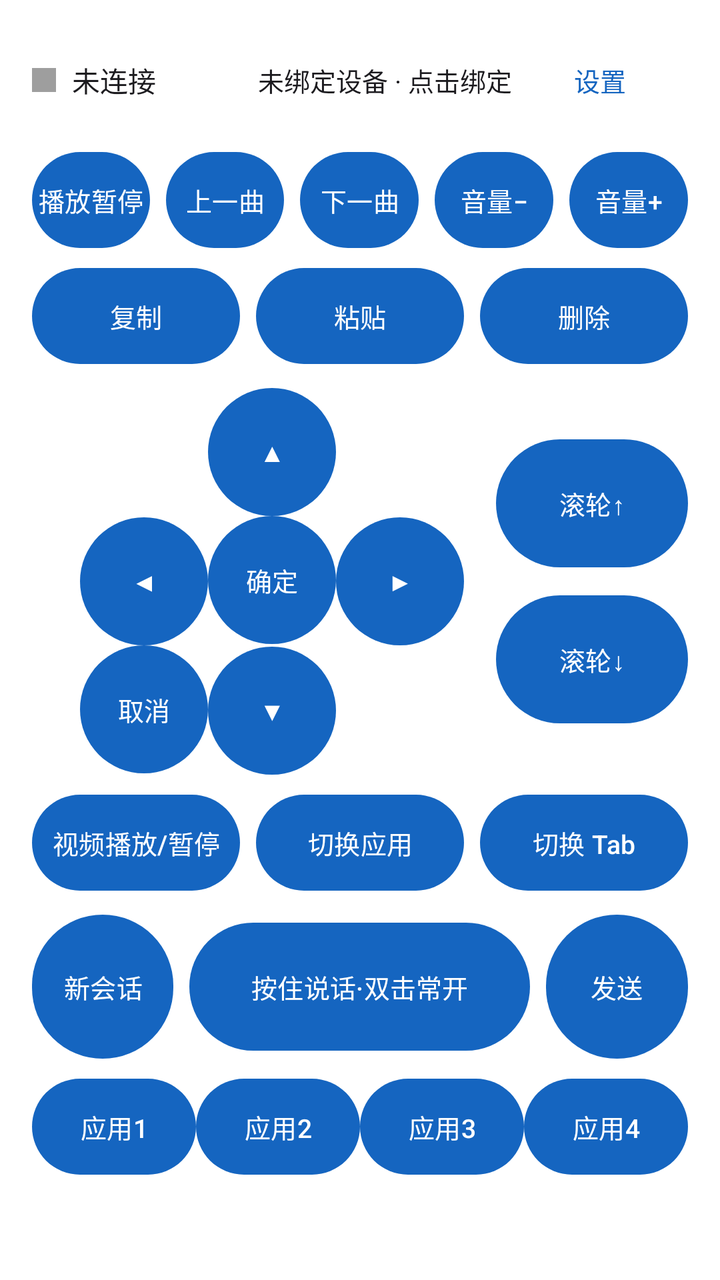
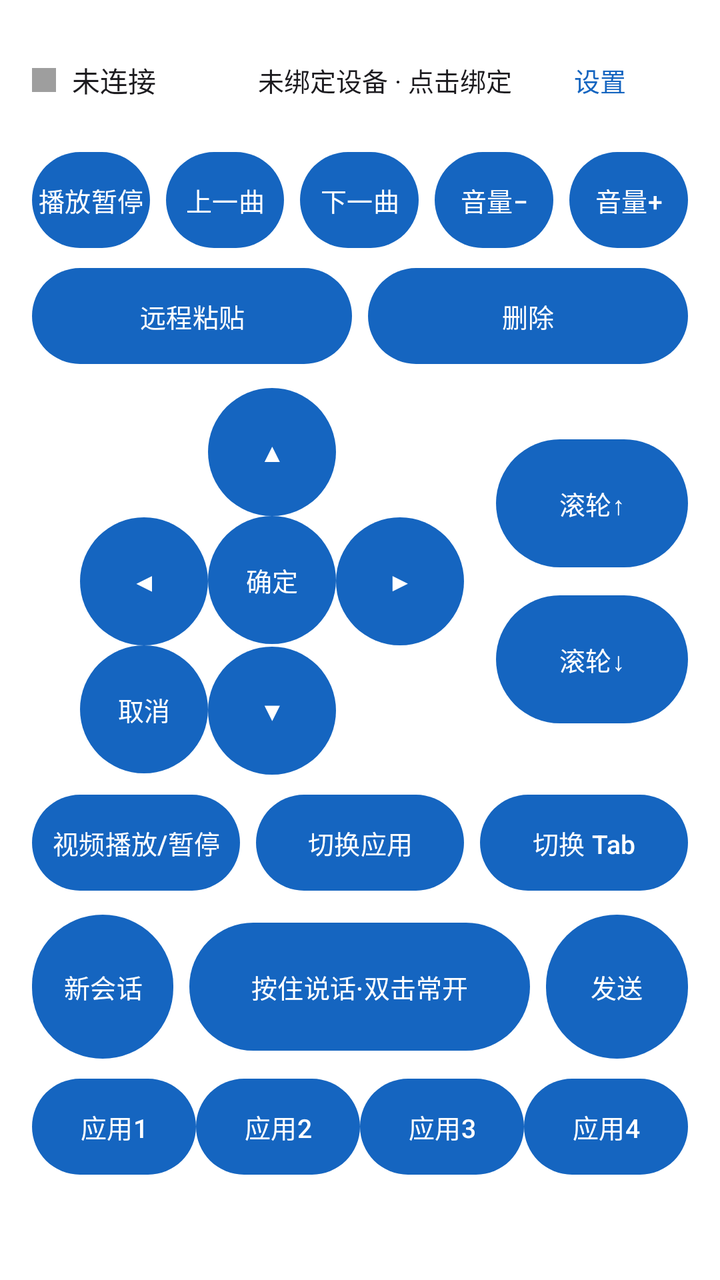

An Android layout rendered at two revisions. The XML below is the earlier revision; the diff shows what the commit changed to produce the second picture.
<!-- AndroidManifest.xml: application theme Theme.RemoteMic -->
<!-- res/layout/activity_main.xml -->
<?xml version="1.0" encoding="utf-8"?>
<ScrollView xmlns:android="http://schemas.android.com/apk/res/android"
    android:layout_width="match_parent"
    android:layout_height="match_parent"
    android:fillViewport="true">

    <LinearLayout
        android:layout_width="match_parent"
        android:layout_height="wrap_content"
        android:orientation="vertical"
        android:padding="16dp">

        
        <LinearLayout
            android:layout_width="match_parent"
            android:layout_height="wrap_content"
            android:orientation="horizontal"
            android:gravity="center_vertical">

            <View
                android:id="@+id/statusDot"
                android:layout_width="12dp"
                android:layout_height="12dp"
                android:background="#9E9E9E" />

            <TextView
                android:id="@+id/statusText"
                android:layout_width="wrap_content"
                android:layout_height="wrap_content"
                android:layout_marginStart="8dp"
                android:text="未连接" />

            <TextView
                android:id="@+id/tvDevice"
                android:layout_width="0dp"
                android:layout_height="wrap_content"
                android:layout_marginStart="12dp"
                android:layout_weight="1"
                android:background="?attr/selectableItemBackground"
                android:gravity="end"
                android:paddingVertical="6dp"
                android:text="未绑定设备 · 点击绑定"
                android:textSize="13sp" />

            <com.google.android.material.button.MaterialButton
                android:id="@+id/btnSettings"
                style="@style/Widget.Material3.Button.TextButton"
                android:layout_width="wrap_content"
                android:layout_height="wrap_content"
                android:text="设置"
                android:textSize="13sp" />
        </LinearLayout>

        
        <LinearLayout
            android:layout_width="match_parent"
            android:layout_height="wrap_content"
            android:layout_marginTop="12dp"
            android:orientation="horizontal">

            <com.google.android.material.button.MaterialButton
                android:id="@+id/btnPlayPause"
                style="@style/Widget.RemoteMic.Key"
                android:layout_width="0dp"
                android:layout_height="48dp"
                android:layout_weight="1"
                android:text="播放暂停" />

            <com.google.android.material.button.MaterialButton
                android:id="@+id/btnPrev"
                style="@style/Widget.RemoteMic.Key"
                android:layout_width="0dp"
                android:layout_height="48dp"
                android:layout_weight="1"
                android:layout_marginStart="8dp"
                android:text="上一曲" />

            <com.google.android.material.button.MaterialButton
                android:id="@+id/btnNext"
                style="@style/Widget.RemoteMic.Key"
                android:layout_width="0dp"
                android:layout_height="48dp"
                android:layout_weight="1"
                android:layout_marginStart="8dp"
                android:text="下一曲" />

            <com.google.android.material.button.MaterialButton
                android:id="@+id/btnVolDown"
                style="@style/Widget.RemoteMic.Key"
                android:layout_width="0dp"
                android:layout_height="48dp"
                android:layout_weight="1"
                android:layout_marginStart="8dp"
                android:text="音量−" />

            <com.google.android.material.button.MaterialButton
                android:id="@+id/btnVolUp"
                style="@style/Widget.RemoteMic.Key"
                android:layout_width="0dp"
                android:layout_height="48dp"
                android:layout_weight="1"
                android:layout_marginStart="8dp"
                android:text="音量+" />
        </LinearLayout>

        
        <LinearLayout
            android:layout_width="match_parent"
            android:layout_height="wrap_content"
            android:layout_marginTop="10dp"
            android:orientation="horizontal">

            <com.google.android.material.button.MaterialButton
                android:id="@+id/btnCopy"
                style="@style/Widget.RemoteMic.Key"
                android:layout_width="0dp"
                android:layout_height="48dp"
                android:layout_weight="1"
                android:text="复制" />

            <com.google.android.material.button.MaterialButton
                android:id="@+id/btnPaste"
                style="@style/Widget.RemoteMic.Key"
                android:layout_width="0dp"
                android:layout_height="48dp"
                android:layout_weight="1"
                android:layout_marginStart="8dp"
                android:text="粘贴" />

            <com.google.android.material.button.MaterialButton
                android:id="@+id/btnDelete"
                style="@style/Widget.RemoteMic.Key"
                android:layout_width="0dp"
                android:layout_height="48dp"
                android:layout_weight="1"
                android:layout_marginStart="8dp"
                android:text="删除" />
        </LinearLayout>

        
        <LinearLayout
            android:layout_width="match_parent"
            android:layout_height="wrap_content"
            android:layout_marginTop="12dp"
            android:orientation="horizontal"
            android:gravity="center_vertical">

            <GridLayout
                android:layout_width="wrap_content"
                android:layout_height="wrap_content"
                android:layout_marginStart="24dp"
                android:columnCount="3"
                android:rowCount="3"
                android:horizontalGap="10dp"
                android:verticalGap="10dp">

                <View android:layout_width="64dp" android:layout_height="64dp" />

                <com.google.android.material.button.MaterialButton
                    android:id="@+id/btnUp"
                    style="@style/Widget.RemoteMic.Round"
                    android:layout_width="64dp"
                    android:layout_height="64dp"
                    android:text="▲" />

                <View android:layout_width="64dp" android:layout_height="64dp" />

                <com.google.android.material.button.MaterialButton
                    android:id="@+id/btnLeft"
                    style="@style/Widget.RemoteMic.Round"
                    android:layout_width="64dp"
                    android:layout_height="64dp"
                    android:text="◀" />

                <com.google.android.material.button.MaterialButton
                    android:id="@+id/btnOk"
                    style="@style/Widget.RemoteMic.Round"
                    android:layout_width="64dp"
                    android:layout_height="64dp"
                    android:text="确定" />

                <com.google.android.material.button.MaterialButton
                    android:id="@+id/btnRight"
                    style="@style/Widget.RemoteMic.Round"
                    android:layout_width="64dp"
                    android:layout_height="64dp"
                    android:text="▶" />

                <com.google.android.material.button.MaterialButton
                    android:id="@+id/btnCancel"
                    style="@style/Widget.RemoteMic.Round"
                    android:layout_width="64dp"
                    android:layout_height="64dp"
                    android:text="取消" />

                <com.google.android.material.button.MaterialButton
                    android:id="@+id/btnDown"
                    style="@style/Widget.RemoteMic.Round"
                    android:layout_width="64dp"
                    android:layout_height="64dp"
                    android:text="▼" />

                <View android:layout_width="64dp" android:layout_height="64dp" />
            </GridLayout>

            <LinearLayout
                android:layout_width="0dp"
                android:layout_height="wrap_content"
                android:layout_weight="1"
                android:orientation="vertical"
                android:gravity="end">

                <com.google.android.material.button.MaterialButton
                    android:id="@+id/btnScrollPrev"
                    style="@style/Widget.RemoteMic.Key"
                    android:layout_width="96dp"
                    android:layout_height="64dp"
                    android:text="滚轮↑" />

                <com.google.android.material.button.MaterialButton
                    android:id="@+id/btnScrollNext"
                    style="@style/Widget.RemoteMic.Key"
                    android:layout_width="96dp"
                    android:layout_height="64dp"
                    android:layout_marginTop="14dp"
                    android:text="滚轮↓" />
            </LinearLayout>
        </LinearLayout>

        <LinearLayout
            android:layout_width="match_parent"
            android:layout_height="wrap_content"
            android:layout_marginTop="10dp"
            android:orientation="horizontal">

            <com.google.android.material.button.MaterialButton
                android:id="@+id/btnVideoPlayPause"
                style="@style/Widget.RemoteMic.Key"
                android:layout_width="0dp"
                android:layout_height="48dp"
                android:layout_weight="1"
                android:text="视频播放/暂停" />

            <com.google.android.material.button.MaterialButton
                android:id="@+id/btnSwitcher"
                style="@style/Widget.RemoteMic.Key"
                android:layout_width="0dp"
                android:layout_height="48dp"
                android:layout_weight="1"
                android:layout_marginStart="8dp"
                android:text="切换应用" />

            <com.google.android.material.button.MaterialButton
                android:id="@+id/btnTabSwitch"
                style="@style/Widget.RemoteMic.Key"
                android:layout_width="0dp"
                android:layout_height="48dp"
                android:layout_weight="1"
                android:layout_marginStart="8dp"
                android:text="切换 Tab" />
        </LinearLayout>

        
        <LinearLayout
            android:layout_width="match_parent"
            android:layout_height="wrap_content"
            android:layout_marginTop="12dp"
            android:orientation="horizontal"
            android:gravity="center_vertical">

            <com.google.android.material.button.MaterialButton
                android:id="@+id/btnNewChat"
                style="@style/Widget.RemoteMic.Key"
                android:layout_width="0dp"
                android:layout_height="72dp"
                android:layout_weight="1"
                android:text="新会话" />

            <com.google.android.material.button.MaterialButton
                android:id="@+id/btnVoice"
                android:layout_width="0dp"
                android:layout_height="72dp"
                android:layout_weight="2.4"
                android:layout_marginStart="8dp"
                android:text="按住说话·双击常开"
                android:textSize="13sp" />

            <com.google.android.material.button.MaterialButton
                android:id="@+id/btnSend"
                style="@style/Widget.RemoteMic.Key"
                android:layout_width="0dp"
                android:layout_height="72dp"
                android:layout_weight="1"
                android:layout_marginStart="8dp"
                android:text="发送" />
        </LinearLayout>

        
        <GridLayout
            android:layout_width="match_parent"
            android:layout_height="wrap_content"
            android:layout_marginTop="10dp"
            android:columnCount="4"
            android:horizontalGap="8dp"
            android:verticalGap="8dp">

            <com.google.android.material.button.MaterialButton
                android:id="@+id/appBtn1"
                style="@style/Widget.RemoteMic.Key"
                android:layout_width="0dp"
                android:layout_height="48dp"
                android:layout_columnWeight="1"
                android:text="应用1" />

            <com.google.android.material.button.MaterialButton
                android:id="@+id/appBtn2"
                style="@style/Widget.RemoteMic.Key"
                android:layout_width="0dp"
                android:layout_height="48dp"
                android:layout_columnWeight="1"
                android:text="应用2" />

            <com.google.android.material.button.MaterialButton
                android:id="@+id/appBtn3"
                style="@style/Widget.RemoteMic.Key"
                android:layout_width="0dp"
                android:layout_height="48dp"
                android:layout_columnWeight="1"
                android:text="应用3" />

            <com.google.android.material.button.MaterialButton
                android:id="@+id/appBtn4"
                style="@style/Widget.RemoteMic.Key"
                android:layout_width="0dp"
                android:layout_height="48dp"
                android:layout_columnWeight="1"
                android:text="应用4" />
        </GridLayout>
    </LinearLayout>
</ScrollView>
<!-- resources referenced by this layout -->
<resources>
  <style name="Widget.RemoteMic.Key" parent="Widget.Material3.Button">
          <item name="android:textSize">13sp</item>
          <item name="android:minWidth">0dp</item>
          <item name="android:minHeight">0dp</item>
          <item name="android:paddingLeft">2dp</item>
          <item name="android:paddingRight">2dp</item>
          <item name="android:insetLeft">0dp</item>
          <item name="android:insetRight">0dp</item>
          <item name="android:insetTop">0dp</item>
          <item name="android:insetBottom">0dp</item>
      </style>
  <style name="Widget.RemoteMic.Round" parent="Widget.RemoteMic.Key">
          <item name="cornerRadius">32dp</item>
      </style>
  <style name="Theme.RemoteMic" parent="Theme.Material3.DayNight.NoActionBar">
          <item name="colorPrimary">@color/primary</item>
          <item name="colorPrimaryDark">@color/primary_dark</item>
          <item name="android:colorBackground">@color/surface</item>
          <item name="android:textColor">@color/on_surface</item>
      </style>
  <color name="primary">#1565C0</color>
  <color name="primary_dark">#0D47A1</color>
  <color name="surface">#FFFFFF</color>
  <color name="on_surface">#1C1B1F</color>
</resources>

<!-- the commit's change to res/layout/activity_main.xml (unified diff, before → after) -->
@@ -111,21 +111,12 @@
             android:orientation="horizontal">
 
             <com.google.android.material.button.MaterialButton
-                android:id="@+id/btnCopy"
-                style="@style/Widget.RemoteMic.Key"
-                android:layout_width="0dp"
-                android:layout_height="48dp"
-                android:layout_weight="1"
-                android:text="复制" />
-
-            <com.google.android.material.button.MaterialButton
                 android:id="@+id/btnPaste"
                 style="@style/Widget.RemoteMic.Key"
                 android:layout_width="0dp"
                 android:layout_height="48dp"
                 android:layout_weight="1"
-                android:layout_marginStart="8dp"
-                android:text="粘贴" />
+                android:text="远程粘贴" />
 
             <com.google.android.material.button.MaterialButton
                 android:id="@+id/btnDelete"
